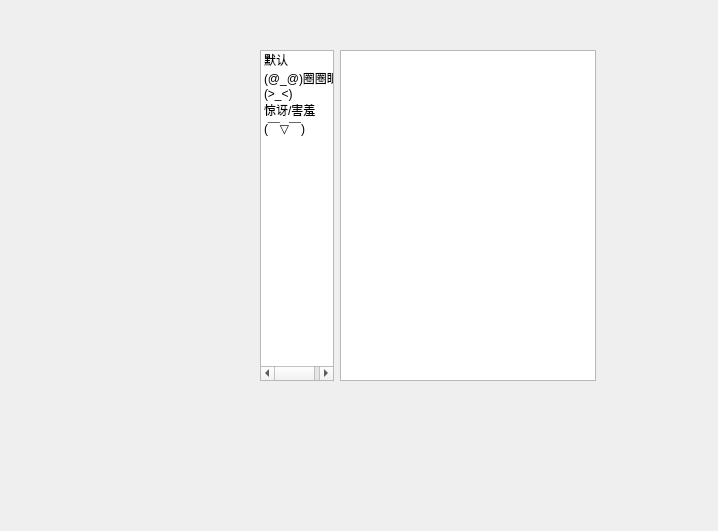
CodeCCsky/chatWithQing, file app/asset/xml/emotion_setting.ui: the form before one commit.
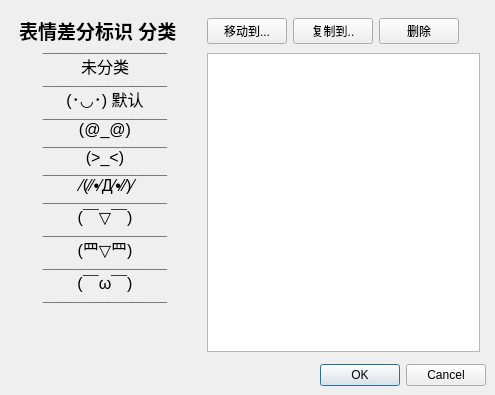
The form after the commit.

Commit message: 新增表情差分标识管理界面

```diff
--- a/app/asset/xml/emotion_setting.ui
+++ b/app/asset/xml/emotion_setting.ui
@@ -1,77 +1,447 @@
 <?xml version="1.0" encoding="UTF-8"?>
 <ui version="4.0">
- <class>Form</class>
- <widget class="QWidget" name="Form">
+ <class>MainWindow</class>
+ <widget class="QMainWindow" name="MainWindow">
   <property name="geometry">
    <rect>
     <x>0</x>
     <y>0</y>
-    <width>718</width>
-    <height>531</height>
+    <width>495</width>
+    <height>395</height>
    </rect>
   </property>
   <property name="windowTitle">
    <string>Form</string>
   </property>
-  <widget class="QWidget" name="widget" native="true">
-   <property name="geometry">
-    <rect>
-     <x>185</x>
-     <y>50</y>
-     <width>411</width>
-     <height>331</height>
-    </rect>
-   </property>
-   <layout class="QHBoxLayout" name="horizontalLayout" stretch="1,1,1">
+  <widget class="QWidget" name="centralwidget">
+   <layout class="QVBoxLayout" name="verticalLayout_2">
     <item>
-     <spacer name="horizontalSpacer">
-      <property name="orientation">
-       <enum>Qt::Horizontal</enum>
-      </property>
-      <property name="sizeHint" stdset="0">
-       <size>
-        <width>40</width>
-        <height>20</height>
-       </size>
-      </property>
-     </spacer>
-    </item>
-    <item>
-     <widget class="QListWidget" name="listWidget">
-      <item>
-       <property name="text">
-        <string>默认</string>
+     <widget class="QWidget" name="widget_4" native="true">
+      <layout class="QHBoxLayout" name="horizontalLayout_2">
+       <property name="leftMargin">
+        <number>6</number>
        </property>
-      </item>
-      <item>
-       <property name="text">
-        <string>(@_@)圈圈眼</string>
+       <property name="topMargin">
+        <number>6</number>
        </property>
-      </item>
-      <item>
-       <property name="text">
-        <string>(&gt;_&lt;)</string>
+       <property name="rightMargin">
+        <number>6</number>
        </property>
-      </item>
-      <item>
-       <property name="text">
-        <string>惊讶/害羞</string>
+       <property name="bottomMargin">
+        <number>6</number>
        </property>
-      </item>
-      <item>
-       <property name="text">
-        <string>(￣▽￣)</string>
-       </property>
-      </item>
+       <item>
+        <widget class="QListWidget" name="categoryMenuListWidget">
+         <property name="sizePolicy">
+          <sizepolicy hsizetype="Fixed" vsizetype="Expanding">
+           <horstretch>0</horstretch>
+           <verstretch>0</verstretch>
+          </sizepolicy>
+         </property>
+         <property name="minimumSize">
+          <size>
+           <width>180</width>
+           <height>330</height>
+          </size>
+         </property>
+         <property name="maximumSize">
+          <size>
+           <width>180</width>
+           <height>16777215</height>
+          </size>
+         </property>
+         <property name="styleSheet">
+          <string notr="true">QListWidget{background-color:transparent;}</string>
+         </property>
+         <property name="verticalScrollBarPolicy">
+          <enum>Qt::ScrollBarAlwaysOff</enum>
+         </property>
+         <property name="sizeAdjustPolicy">
+          <enum>QAbstractScrollArea::AdjustIgnored</enum>
+         </property>
+         <item>
+          <property name="text">
+           <string>表情差分标识 分类</string>
+          </property>
+          <property name="font">
+           <font>
+            <pointsize>14</pointsize>
+            <weight>75</weight>
+            <bold>true</bold>
+           </font>
+          </property>
+          <property name="textAlignment">
+           <set>AlignLeading|AlignVCenter</set>
+          </property>
+          <property name="flags">
+           <set>ItemIsEnabled</set>
+          </property>
+         </item>
+         <item>
+          <property name="text">
+           <string>________________________________</string>
+          </property>
+          <property name="font">
+           <font>
+            <pointsize>5</pointsize>
+            <strikeout>false</strikeout>
+            <kerning>false</kerning>
+           </font>
+          </property>
+          <property name="textAlignment">
+           <set>AlignCenter</set>
+          </property>
+          <property name="flags">
+           <set>NoItemFlags</set>
+          </property>
+         </item>
+         <item>
+          <property name="text">
+           <string>未分类</string>
+          </property>
+          <property name="font">
+           <font>
+            <pointsize>12</pointsize>
+           </font>
+          </property>
+          <property name="textAlignment">
+           <set>AlignCenter</set>
+          </property>
+         </item>
+         <item>
+          <property name="text">
+           <string>________________________________</string>
+          </property>
+          <property name="font">
+           <font>
+            <pointsize>5</pointsize>
+            <strikeout>false</strikeout>
+            <kerning>false</kerning>
+           </font>
+          </property>
+          <property name="textAlignment">
+           <set>AlignCenter</set>
+          </property>
+          <property name="flags">
+           <set>NoItemFlags</set>
+          </property>
+         </item>
+         <item>
+          <property name="text">
+           <string>(･◡･) 默认</string>
+          </property>
+          <property name="font">
+           <font>
+            <pointsize>12</pointsize>
+           </font>
+          </property>
+          <property name="textAlignment">
+           <set>AlignCenter</set>
+          </property>
+          <property name="foreground">
+           <brush brushstyle="SolidPattern">
+            <color alpha="255">
+             <red>0</red>
+             <green>0</green>
+             <blue>0</blue>
+            </color>
+           </brush>
+          </property>
+         </item>
+         <item>
+          <property name="text">
+           <string>________________________________</string>
+          </property>
+          <property name="font">
+           <font>
+            <pointsize>5</pointsize>
+            <kerning>false</kerning>
+           </font>
+          </property>
+          <property name="textAlignment">
+           <set>AlignCenter</set>
+          </property>
+          <property name="flags">
+           <set>NoItemFlags</set>
+          </property>
+         </item>
+         <item>
+          <property name="text">
+           <string>(@_@)</string>
+          </property>
+          <property name="font">
+           <font>
+            <pointsize>12</pointsize>
+           </font>
+          </property>
+          <property name="textAlignment">
+           <set>AlignCenter</set>
+          </property>
+         </item>
+         <item>
+          <property name="text">
+           <string>________________________________</string>
+          </property>
+          <property name="font">
+           <font>
+            <pointsize>5</pointsize>
+            <kerning>false</kerning>
+           </font>
+          </property>
+          <property name="textAlignment">
+           <set>AlignCenter</set>
+          </property>
+          <property name="flags">
+           <set>NoItemFlags</set>
+          </property>
+         </item>
+         <item>
+          <property name="text">
+           <string>(&gt;_&lt;)</string>
+          </property>
+          <property name="font">
+           <font>
+            <pointsize>12</pointsize>
+           </font>
+          </property>
+          <property name="textAlignment">
+           <set>AlignCenter</set>
+          </property>
+         </item>
+         <item>
+          <property name="text">
+           <string>________________________________</string>
+          </property>
+          <property name="font">
+           <font>
+            <pointsize>5</pointsize>
+            <kerning>false</kerning>
+           </font>
+          </property>
+          <property name="textAlignment">
+           <set>AlignCenter</set>
+          </property>
+          <property name="flags">
+           <set>NoItemFlags</set>
+          </property>
+         </item>
+         <item>
+          <property name="text">
+           <string> ⁄(⁄⁄•⁄Д⁄•⁄⁄)⁄</string>
+          </property>
+          <property name="font">
+           <font>
+            <pointsize>12</pointsize>
+           </font>
+          </property>
+          <property name="textAlignment">
+           <set>AlignCenter</set>
+          </property>
+         </item>
+         <item>
+          <property name="text">
+           <string>________________________________</string>
+          </property>
+          <property name="font">
+           <font>
+            <pointsize>5</pointsize>
+            <kerning>false</kerning>
+           </font>
+          </property>
+          <property name="textAlignment">
+           <set>AlignCenter</set>
+          </property>
+          <property name="flags">
+           <set>NoItemFlags</set>
+          </property>
+         </item>
+         <item>
+          <property name="text">
+           <string>(￣▽￣)</string>
+          </property>
+          <property name="font">
+           <font>
+            <pointsize>12</pointsize>
+           </font>
+          </property>
+          <property name="textAlignment">
+           <set>AlignCenter</set>
+          </property>
+         </item>
+         <item>
+          <property name="text">
+           <string>________________________________</string>
+          </property>
+          <property name="font">
+           <font>
+            <pointsize>5</pointsize>
+            <kerning>false</kerning>
+           </font>
+          </property>
+          <property name="textAlignment">
+           <set>AlignCenter</set>
+          </property>
+         </item>
+         <item>
+          <property name="text">
+           <string>(罒▽罒)</string>
+          </property>
+          <property name="font">
+           <font>
+            <pointsize>12</pointsize>
+           </font>
+          </property>
+          <property name="textAlignment">
+           <set>AlignCenter</set>
+          </property>
+         </item>
+         <item>
+          <property name="text">
+           <string>________________________________</string>
+          </property>
+          <property name="font">
+           <font>
+            <pointsize>5</pointsize>
+            <kerning>false</kerning>
+           </font>
+          </property>
+          <property name="textAlignment">
+           <set>AlignCenter</set>
+          </property>
+          <property name="flags">
+           <set>NoItemFlags</set>
+          </property>
+         </item>
+         <item>
+          <property name="text">
+           <string>(￣ω￣)</string>
+          </property>
+          <property name="font">
+           <font>
+            <pointsize>12</pointsize>
+           </font>
+          </property>
+          <property name="textAlignment">
+           <set>AlignCenter</set>
+          </property>
+         </item>
+         <item>
+          <property name="text">
+           <string>________________________________</string>
+          </property>
+          <property name="font">
+           <font>
+            <pointsize>5</pointsize>
+            <kerning>false</kerning>
+           </font>
+          </property>
+          <property name="textAlignment">
+           <set>AlignCenter</set>
+          </property>
+          <property name="flags">
+           <set>NoItemFlags</set>
+          </property>
+         </item>
+        </widget>
+       </item>
+       <item>
+        <widget class="QWidget" name="widget" native="true">
+         <layout class="QVBoxLayout" name="verticalLayout" stretch="0,0">
+          <property name="leftMargin">
+           <number>6</number>
+          </property>
+          <property name="topMargin">
+           <number>0</number>
+          </property>
+          <property name="rightMargin">
+           <number>0</number>
+          </property>
+          <property name="bottomMargin">
+           <number>0</number>
+          </property>
+          <item>
+           <widget class="QWidget" name="widget_2" native="true">
+            <layout class="QHBoxLayout" name="horizontalLayout">
+             <property name="leftMargin">
+              <number>0</number>
+             </property>
+             <property name="topMargin">
+              <number>3</number>
+             </property>
+             <property name="rightMargin">
+              <number>0</number>
+             </property>
+             <property name="bottomMargin">
+              <number>3</number>
+             </property>
+             <item>
+              <widget class="QPushButton" name="moveButton">
+               <property name="text">
+                <string>移动到...</string>
+               </property>
+              </widget>
+             </item>
+             <item>
+              <widget class="QPushButton" name="copyButton">
+               <property name="text">
+                <string>复制到..</string>
+               </property>
+              </widget>
+             </item>
+             <item>
+              <widget class="QPushButton" name="delButton">
+               <property name="text">
+                <string>删除</string>
+               </property>
+              </widget>
+             </item>
+             <item>
+              <spacer name="horizontalSpacer">
+               <property name="orientation">
+                <enum>Qt::Horizontal</enum>
+               </property>
+               <property name="sizeHint" stdset="0">
+                <size>
+                 <width>40</width>
+                 <height>20</height>
+                </size>
+               </property>
+              </spacer>
+             </item>
+            </layout>
+           </widget>
+          </item>
+          <item>
+           <widget class="QWidget" name="widget_3" native="true">
+            <layout class="QHBoxLayout" name="horizontalLayout_3">
+             <property name="leftMargin">
+              <number>0</number>
+             </property>
+             <property name="topMargin">
+              <number>0</number>
+             </property>
+             <property name="rightMargin">
+              <number>0</number>
+             </property>
+             <property name="bottomMargin">
+              <number>0</number>
+             </property>
+             <item>
+              <widget class="QListWidget" name="strShowListWidget"/>
+             </item>
+            </layout>
+           </widget>
+          </item>
+         </layout>
+        </widget>
+       </item>
+      </layout>
      </widget>
     </item>
     <item>
-     <widget class="QGraphicsView" name="emotionPreview">
-      <property name="sizePolicy">
-       <sizepolicy hsizetype="Fixed" vsizetype="Expanding">
-        <horstretch>0</horstretch>
-        <verstretch>0</verstretch>
-       </sizepolicy>
+     <widget class="QDialogButtonBox" name="ensureButtonBox">
+      <property name="standardButtons">
+       <set>QDialogButtonBox::Cancel|QDialogButtonBox::Ok</set>
       </property>
      </widget>
     </item>
```
Left out of the diff: 2 changed lines with no effect on the pictures. The commit also changes 1 other file.
